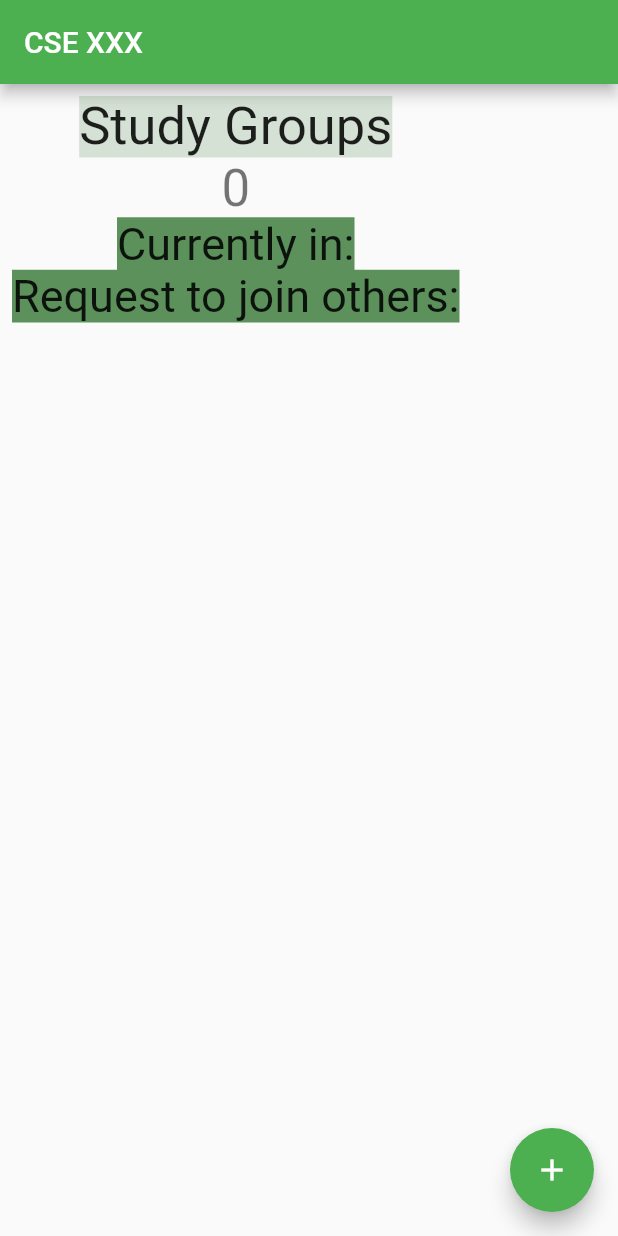
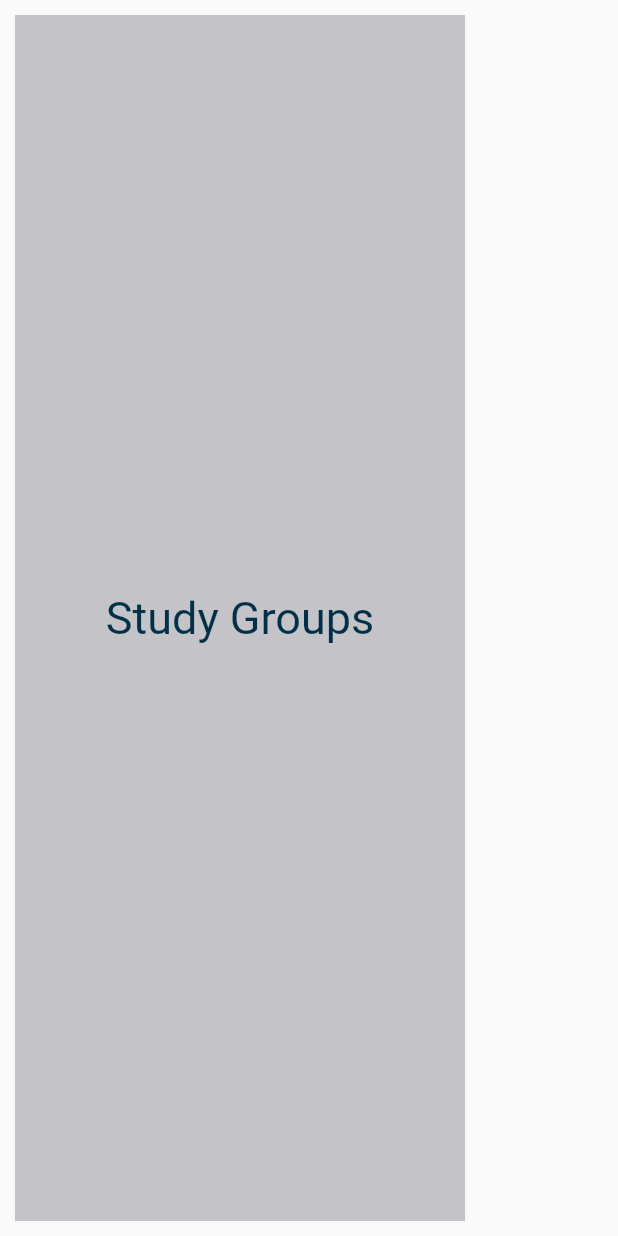
Before and after one commit to acolloredo/PostNote, a Flutter app: the screen it shows after launch, on a phone screen of 412 x 824 dp. Run offline on Flutter 3.47's test engine with Material 2 defaults, Android fonts, the phone set to English and light mode, and no system bars.

Commit message:
have left box

```diff
--- a/post_note/lib/main.dart
+++ b/post_note/lib/main.dart
@@ -30,57 +30,22 @@ class MyHomePage extends StatefulWidget {
 }
 
 class _MyHomePageState extends State<MyHomePage> {
-  int _counter = 0;
-
-  void _incrementCounter() {
-    setState(() {
-      _counter++;
-    });
-  }
-
   @override
   Widget build(BuildContext context) {
     return Scaffold(
-      appBar: AppBar(
-        title: Text(widget.title),
-      ),
-      body: Padding(
-        padding: const EdgeInsets.all(8.0),
-        child: Flex(
-          direction: Axis.horizontal,
-          children: [
-            Column(
-              mainAxisAlignment: MainAxisAlignment.start,
-              children: <Widget>[
-                const Text('Study Groups',
-                    textAlign: TextAlign.left,
-                    style: TextStyle(
-                        backgroundColor: Color.fromARGB(255, 212, 225, 212),
-                        fontSize: 35)),
-                Text(
-                  '$_counter',
-                  style: Theme.of(context).textTheme.headlineMedium,
-                ),
-                const Text('Currently in:',
-                    textAlign: TextAlign.left,
-                    style: TextStyle(
-                        backgroundColor: Color.fromARGB(255, 92, 145, 92),
-                        fontSize: 30)),
-                const Text('Request to join others:',
-                    textAlign: TextAlign.left,
-                    style: TextStyle(
-                        backgroundColor: Color.fromARGB(255, 92, 145, 92),
-                        fontSize: 30)),
-              ],
-            ),
-          ],
+      body: Align(
+        alignment: FractionalOffset.topLeft, // make box be on the left
+        child: Container(
+          margin: const EdgeInsets.all(10.0),
+          width: 300.0,
+          height: 1000.0,
+          color: Color.fromARGB(217, 185, 185, 191),
+          child: const Center(
+            child: Text("Study Groups",
+                style: TextStyle(color: Color(0xff023047), fontSize: 30.0)),
+          ),
         ),
       ),
-      floatingActionButton: FloatingActionButton(
-        onPressed: _incrementCounter,
-        tooltip: 'Increment',
-        child: const Icon(Icons.add),
-      ), // This trailing comma makes auto-formatting nicer for build methods.
     );
   }
 }
```
